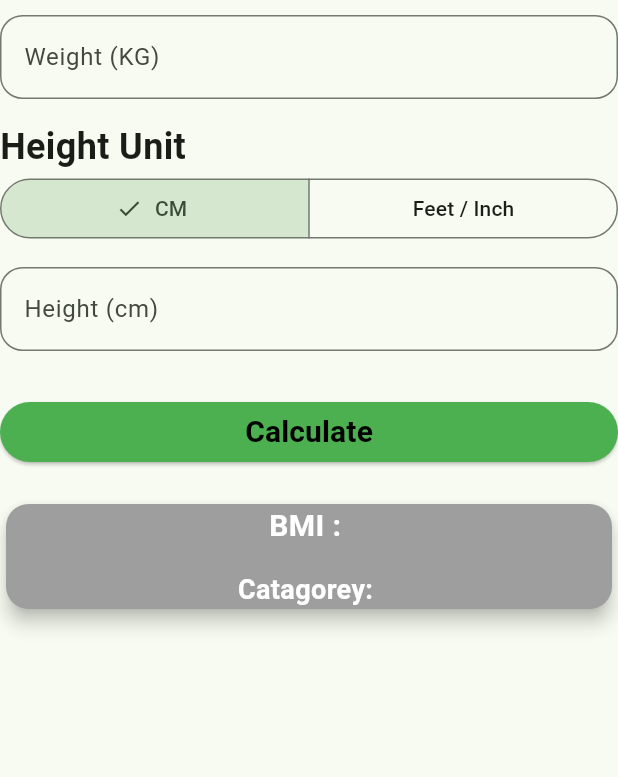
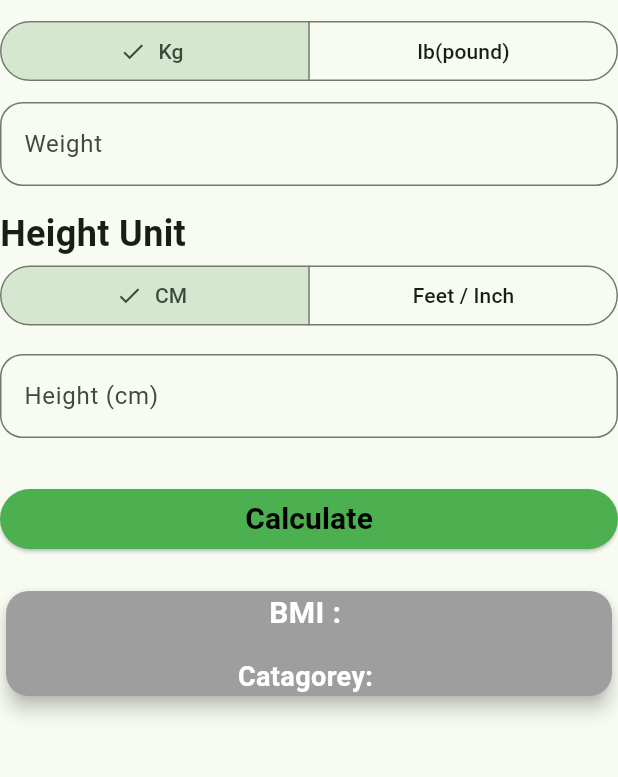
Before and after one commit to Md-Jakaria-Khalasi/BMI_Calculator_, a Flutter app: the screen it shows after launch, on a phone screen of 412 x 824 dp, the part 84-861 px from its top. Run offline on Flutter 3.47's test engine with Material 3 defaults, Android fonts, the phone set to English and light mode, and no system bars.

Commit message:
pound button added

```diff
--- a/lib/home_screen.dart
+++ b/lib/home_screen.dart
@@ -1,7 +1,8 @@
 import 'package:flutter/material.dart';
 
 enum HeightType { cm, feetInch }
-enum WeightType { kg, lb}
+
+enum WeightType { kg, lb }
 
 class HomeScreen extends StatefulWidget {
   const HomeScreen({super.key});
@@ -11,8 +12,8 @@ class HomeScreen extends StatefulWidget {
 }
 
 class _HomeScreenState extends State<HomeScreen> {
-  HeightType ? heightType = HeightType.cm;
-  //WeightType weightType = WeightType.kg;
+  HeightType? heightType = HeightType.cm;
+  WeightType weightType = WeightType.kg;
 
   final weightController = TextEditingController();
   final cmController = TextEditingController();
@@ -44,7 +45,6 @@ class _HomeScreenState extends State<HomeScreen> {
     }
   }
 
-
   double? cmToM() {
     final cm = double.tryParse(cmController.text.trim());
     if (cm == null || cm <= 0) {
@@ -75,20 +75,20 @@ class _HomeScreenState extends State<HomeScreen> {
     return totalInch * 0.0254;
   }
 
-
-
-//............... calculate BMI ..............
-
-
+  //............... calculate BMI ..............
 
   void Calculate() {
-    final weight = double.tryParse(weightController.text.trim());
+    var weight = double.tryParse(weightController.text.trim());
 
     if (weight == null || weight <= 0) {
       ScaffoldMessenger.of(
         context,
       ).showSnackBar(SnackBar(content: Text("Invalid Values")));
       return null;
+    }
+
+    if (weightType == WeightType.lb) {
+      weight = weight * 0.453592;
     }
 
     final m = heightType == HeightType.cm ? cmToM() : feetInchToM();
@@ -128,11 +128,28 @@ class _HomeScreenState extends State<HomeScreen> {
       body: ListView(
         children: [
           SizedBox(height: 10),
+          SegmentedButton<WeightType>(
+            segments: [
+              ButtonSegment<WeightType>(
+                value: WeightType.kg,
+                label: Text('Kg'),
+              ),
+              ButtonSegment<WeightType>(
+                value: WeightType.lb,
+                label: Text('lb(pound)'),
+              ),
+            ],
+            selected: {?weightType},
+            onSelectionChanged: (value) =>
+                setState(() => weightType = value.first),
+          ),
+
+          SizedBox(height: 10),
           TextFormField(
             controller: weightController,
             keyboardType: TextInputType.number,
             decoration: InputDecoration(
-              labelText: 'Weight (KG)',
+              labelText: 'Weight ',
               border: OutlineInputBorder(
                 borderRadius: BorderRadius.circular(15),
               ),
@@ -178,7 +195,7 @@ class _HomeScreenState extends State<HomeScreen> {
               children: [
                 Expanded(
                   child: TextField(
-                    keyboardType:  TextInputType.number,
+                    keyboardType: TextInputType.number,
                     controller: feetController,
                     decoration: InputDecoration(
                       labelText: "Feet(')",
@@ -250,6 +267,17 @@ class _HomeScreenState extends State<HomeScreen> {
               ],
             ),
           ),
+
+          SizedBox(height: 330),
+          Center(
+            child: Text("Developed By Jakaria",
+            style: TextStyle(
+              fontSize: 16,
+              fontWeight: FontWeight.bold,
+
+            ),
+            ),
+          ),
         ],
       ),
     );
```
